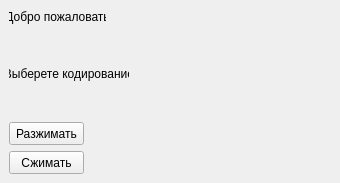
Old version of the form welcome.ui in the repository SlowKiller/RLE_translator.
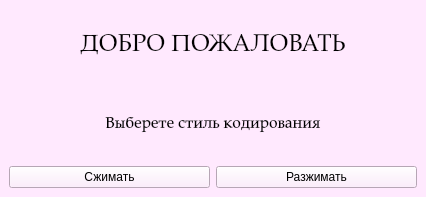
New version of the form.

Commit message: Переписан дизайн окна приветствия

Diff of the .ui file:
```diff
--- a/welcome.ui
+++ b/welcome.ui
@@ -1,16 +1,13 @@
 <?xml version="1.0" encoding="UTF-8"?>
 <ui version="4.0">
- <class>Welcome_Page</class>
- <widget class="QWidget" name="Welcome_Page">
-  <property name="windowModality">
-   <enum>Qt::NonModal</enum>
-  </property>
+ <class>HelloWindow</class>
+ <widget class="QMainWindow" name="HelloWindow">
   <property name="geometry">
    <rect>
     <x>0</x>
     <y>0</y>
-    <width>340</width>
-    <height>183</height>
+    <width>426</width>
+    <height>197</height>
    </rect>
   </property>
   <property name="mouseTracking">
@@ -19,69 +16,510 @@
   <property name="windowTitle">
    <string>Welcome to RTL code translator</string>
   </property>
-  <property name="autoFillBackground">
-   <bool>false</bool>
-  </property>
   <property name="styleSheet">
-   <string notr="true"/>
+   <string notr="true">background-color: rgb(255, 233, 254);</string>
   </property>
-  <widget class="QLabel" name="label_2">
-   <property name="geometry">
-    <rect>
-     <x>9</x>
-     <y>66</y>
-     <width>120</width>
-     <height>16</height>
-    </rect>
-   </property>
-   <property name="text">
-    <string>Выберете кодирование</string>
-   </property>
-   <property name="alignment">
-    <set>Qt::AlignCenter</set>
-   </property>
-  </widget>
-  <widget class="QLabel" name="Welcome_text">
-   <property name="geometry">
-    <rect>
-     <x>9</x>
-     <y>9</y>
-     <width>97</width>
-     <height>16</height>
-    </rect>
-   </property>
-   <property name="text">
-    <string>Добро пожаловать</string>
-   </property>
-   <property name="alignment">
-    <set>Qt::AlignCenter</set>
-   </property>
-  </widget>
-  <widget class="QPushButton" name="Uncode_But">
-   <property name="geometry">
-    <rect>
-     <x>9</x>
-     <y>122</y>
-     <width>75</width>
-     <height>23</height>
-    </rect>
-   </property>
-   <property name="text">
-    <string>Разжимать</string>
-   </property>
-  </widget>
-  <widget class="QPushButton" name="Code_But">
-   <property name="geometry">
-    <rect>
-     <x>9</x>
-     <y>151</y>
-     <width>75</width>
-     <height>23</height>
-    </rect>
-   </property>
-   <property name="text">
-    <string>Сжимать</string>
-   </property>
+  <widget class="QWidget" name="centralwidget">
+   <layout class="QVBoxLayout" name="verticalLayout">
+    <item>
+     <widget class="QLabel" name="Welcome_text">
+      <property name="font">
+       <font>
+        <family>Palatino Linotype</family>
+        <pointsize>18</pointsize>
+       </font>
+      </property>
+      <property name="text">
+       <string>ДОБРО ПОЖАЛОВАТЬ</string>
+      </property>
+      <property name="alignment">
+       <set>Qt::AlignCenter</set>
+      </property>
+     </widget>
+    </item>
+    <item>
+     <widget class="QLabel" name="Choose_text">
+      <property name="font">
+       <font>
+        <family>Palatino Linotype</family>
+        <pointsize>12</pointsize>
+       </font>
+      </property>
+      <property name="text">
+       <string>Выберете стиль кодирования</string>
+      </property>
+      <property name="alignment">
+       <set>Qt::AlignCenter</set>
+      </property>
+     </widget>
+    </item>
+    <item>
+     <layout class="QHBoxLayout" name="horizontalLayout">
+      <item>
+       <widget class="QPushButton" name="Code_But">
+        <property name="palette">
+         <palette>
+          <active>
+           <colorrole role="WindowText">
+            <brush brushstyle="SolidPattern">
+             <color alpha="255">
+              <red>0</red>
+              <green>0</green>
+              <blue>0</blue>
+             </color>
+            </brush>
+           </colorrole>
+           <colorrole role="Button">
+            <brush brushstyle="SolidPattern">
+             <color alpha="255">
+              <red>255</red>
+              <green>255</green>
+              <blue>255</blue>
+             </color>
+            </brush>
+           </colorrole>
+           <colorrole role="Light">
+            <brush brushstyle="SolidPattern">
+             <color alpha="255">
+              <red>255</red>
+              <green>255</green>
+              <blue>255</blue>
+             </color>
+            </brush>
+           </colorrole>
+           <colorrole role="Midlight">
+            <brush brushstyle="SolidPattern">
+             <color alpha="255">
+              <red>255</red>
+              <green>255</green>
+              <blue>255</blue>
+             </color>
+            </brush>
+           </colorrole>
+           <colorrole role="Dark">
+            <brush brushstyle="SolidPattern">
+             <color alpha="255">
+              <red>127</red>
+              <green>127</green>
+              <blue>127</blue>
+             </color>
+            </brush>
+           </colorrole>
+           <colorrole role="Mid">
+            <brush brushstyle="SolidPattern">
+             <color alpha="255">
+              <red>170</red>
+              <green>170</green>
+              <blue>170</blue>
+             </color>
+            </brush>
+           </colorrole>
+           <colorrole role="Text">
+            <brush brushstyle="SolidPattern">
+             <color alpha="255">
+              <red>0</red>
+              <green>0</green>
+              <blue>0</blue>
+             </color>
+            </brush>
+           </colorrole>
+           <colorrole role="BrightText">
+            <brush brushstyle="SolidPattern">
+             <color alpha="255">
+              <red>255</red>
+              <green>255</green>
+              <blue>255</blue>
+             </color>
+            </brush>
+           </colorrole>
+           <colorrole role="ButtonText">
+            <brush brushstyle="SolidPattern">
+             <color alpha="255">
+              <red>0</red>
+              <green>0</green>
+              <blue>0</blue>
+             </color>
+            </brush>
+           </colorrole>
+           <colorrole role="Base">
+            <brush brushstyle="SolidPattern">
+             <color alpha="255">
+              <red>255</red>
+              <green>255</green>
+              <blue>255</blue>
+             </color>
+            </brush>
+           </colorrole>
+           <colorrole role="Window">
+            <brush brushstyle="SolidPattern">
+             <color alpha="255">
+              <red>255</red>
+              <green>255</green>
+              <blue>255</blue>
+             </color>
+            </brush>
+           </colorrole>
+           <colorrole role="Shadow">
+            <brush brushstyle="SolidPattern">
+             <color alpha="255">
+              <red>0</red>
+              <green>0</green>
+              <blue>0</blue>
+             </color>
+            </brush>
+           </colorrole>
+           <colorrole role="AlternateBase">
+            <brush brushstyle="SolidPattern">
+             <color alpha="255">
+              <red>255</red>
+              <green>255</green>
+              <blue>255</blue>
+             </color>
+            </brush>
+           </colorrole>
+           <colorrole role="ToolTipBase">
+            <brush brushstyle="SolidPattern">
+             <color alpha="255">
+              <red>255</red>
+              <green>255</green>
+              <blue>220</blue>
+             </color>
+            </brush>
+           </colorrole>
+           <colorrole role="ToolTipText">
+            <brush brushstyle="SolidPattern">
+             <color alpha="255">
+              <red>0</red>
+              <green>0</green>
+              <blue>0</blue>
+             </color>
+            </brush>
+           </colorrole>
+           <colorrole role="PlaceholderText">
+            <brush brushstyle="SolidPattern">
+             <color alpha="128">
+              <red>0</red>
+              <green>0</green>
+              <blue>0</blue>
+             </color>
+            </brush>
+           </colorrole>
+          </active>
+          <inactive>
+           <colorrole role="WindowText">
+            <brush brushstyle="SolidPattern">
+             <color alpha="255">
+              <red>0</red>
+              <green>0</green>
+              <blue>0</blue>
+             </color>
+            </brush>
+           </colorrole>
+           <colorrole role="Button">
+            <brush brushstyle="SolidPattern">
+             <color alpha="255">
+              <red>255</red>
+              <green>255</green>
+              <blue>255</blue>
+             </color>
+            </brush>
+           </colorrole>
+           <colorrole role="Light">
+            <brush brushstyle="SolidPattern">
+             <color alpha="255">
+              <red>255</red>
+              <green>255</green>
+              <blue>255</blue>
+             </color>
+            </brush>
+           </colorrole>
+           <colorrole role="Midlight">
+            <brush brushstyle="SolidPattern">
+             <color alpha="255">
+              <red>255</red>
+              <green>255</green>
+              <blue>255</blue>
+             </color>
+            </brush>
+           </colorrole>
+           <colorrole role="Dark">
+            <brush brushstyle="SolidPattern">
+             <color alpha="255">
+              <red>127</red>
+              <green>127</green>
+              <blue>127</blue>
+             </color>
+            </brush>
+           </colorrole>
+           <colorrole role="Mid">
+            <brush brushstyle="SolidPattern">
+             <color alpha="255">
+              <red>170</red>
+              <green>170</green>
+              <blue>170</blue>
+             </color>
+            </brush>
+           </colorrole>
+           <colorrole role="Text">
+            <brush brushstyle="SolidPattern">
+             <color alpha="255">
+              <red>0</red>
+              <green>0</green>
+              <blue>0</blue>
+             </color>
+            </brush>
+           </colorrole>
+           <colorrole role="BrightText">
+            <brush brushstyle="SolidPattern">
+             <color alpha="255">
+              <red>255</red>
+              <green>255</green>
+              <blue>255</blue>
+             </color>
+            </brush>
+           </colorrole>
+           <colorrole role="ButtonText">
+            <brush brushstyle="SolidPattern">
+             <color alpha="255">
+              <red>0</red>
+              <green>0</green>
+              <blue>0</blue>
+             </color>
+            </brush>
+           </colorrole>
+           <colorrole role="Base">
+            <brush brushstyle="SolidPattern">
+             <color alpha="255">
+              <red>255</red>
+              <green>255</green>
+              <blue>255</blue>
+             </color>
+            </brush>
+           </colorrole>
+           <colorrole role="Window">
+            <brush brushstyle="SolidPattern">
+             <color alpha="255">
+              <red>255</red>
+              <green>255</green>
+              <blue>255</blue>
+             </color>
+            </brush>
+           </colorrole>
+           <colorrole role="Shadow">
+            <brush brushstyle="SolidPattern">
+             <color alpha="255">
+              <red>0</red>
+              <green>0</green>
+              <blue>0</blue>
+             </color>
+            </brush>
+           </colorrole>
+           <colorrole role="AlternateBase">
+            <brush brushstyle="SolidPattern">
+             <color alpha="255">
+              <red>255</red>
+              <green>255</green>
+              <blue>255</blue>
+             </color>
+            </brush>
+           </colorrole>
+           <colorrole role="ToolTipBase">
+            <brush brushstyle="SolidPattern">
+             <color alpha="255">
+              <red>255</red>
+              <green>255</green>
+              <blue>220</blue>
+             </color>
+            </brush>
+           </colorrole>
+           <colorrole role="ToolTipText">
+            <brush brushstyle="SolidPattern">
+             <color alpha="255">
+              <red>0</red>
+              <green>0</green>
+              <blue>0</blue>
+             </color>
+            </brush>
+           </colorrole>
+           <colorrole role="PlaceholderText">
+            <brush brushstyle="SolidPattern">
+             <color alpha="128">
+              <red>0</red>
+              <green>0</green>
+              <blue>0</blue>
+             </color>
+            </brush>
+           </colorrole>
+          </inactive>
+          <disabled>
+           <colorrole role="WindowText">
+            <brush brushstyle="SolidPattern">
+             <color alpha="255">
+              <red>127</red>
+              <green>127</green>
+              <blue>127</blue>
+             </color>
+            </brush>
+           </colorrole>
+           <colorrole role="Button">
+            <brush brushstyle="SolidPattern">
+             <color alpha="255">
+              <red>255</red>
+              <green>255</green>
+              <blue>255</blue>
+             </color>
+            </brush>
+           </colorrole>
+           <colorrole role="Light">
+            <brush brushstyle="SolidPattern">
+             <color alpha="255">
+              <red>255</red>
+              <green>255</green>
+              <blue>255</blue>
+             </color>
+            </brush>
+           </colorrole>
+           <colorrole role="Midlight">
+            <brush brushstyle="SolidPattern">
+             <color alpha="255">
+              <red>255</red>
+              <green>255</green>
+              <blue>255</blue>
+             </color>
+            </brush>
+           </colorrole>
+           <colorrole role="Dark">
+            <brush brushstyle="SolidPattern">
+             <color alpha="255">
+              <red>127</red>
+              <green>127</green>
+              <blue>127</blue>
+             </color>
+            </brush>
+           </colorrole>
+           <colorrole role="Mid">
+            <brush brushstyle="SolidPattern">
+             <color alpha="255">
+              <red>170</red>
+              <green>170</green>
+              <blue>170</blue>
+             </color>
+            </brush>
+           </colorrole>
+           <colorrole role="Text">
+            <brush brushstyle="SolidPattern">
+             <color alpha="255">
+              <red>127</red>
+              <green>127</green>
+              <blue>127</blue>
+             </color>
+            </brush>
+           </colorrole>
+           <colorrole role="BrightText">
+            <brush brushstyle="SolidPattern">
+             <color alpha="255">
+              <red>255</red>
+              <green>255</green>
+              <blue>255</blue>
+             </color>
+            </brush>
+           </colorrole>
+           <colorrole role="ButtonText">
+            <brush brushstyle="SolidPattern">
+             <color alpha="255">
+              <red>127</red>
+              <green>127</green>
+              <blue>127</blue>
+             </color>
+            </brush>
+           </colorrole>
+           <colorrole role="Base">
+            <brush brushstyle="SolidPattern">
+             <color alpha="255">
+              <red>255</red>
+              <green>255</green>
+              <blue>255</blue>
+             </color>
+            </brush>
+           </colorrole>
+           <colorrole role="Window">
+            <brush brushstyle="SolidPattern">
+             <color alpha="255">
+              <red>255</red>
+              <green>255</green>
+              <blue>255</blue>
+             </color>
+            </brush>
+           </colorrole>
+           <colorrole role="Shadow">
+            <brush brushstyle="SolidPattern">
+             <color alpha="255">
+              <red>0</red>
+              <green>0</green>
+              <blue>0</blue>
+             </color>
+            </brush>
+           </colorrole>
+           <colorrole role="AlternateBase">
+            <brush brushstyle="SolidPattern">
+             <color alpha="255">
+              <red>255</red>
+              <green>255</green>
+              <blue>255</blue>
+             </color>
+            </brush>
+           </colorrole>
+           <colorrole role="ToolTipBase">
+            <brush brushstyle="SolidPattern">
+             <color alpha="255">
+              <red>255</red>
+              <green>255</green>
+              <blue>220</blue>
+             </color>
+            </brush>
+           </colorrole>
+           <colorrole role="ToolTipText">
+            <brush brushstyle="SolidPattern">
+             <color alpha="255">
+              <red>0</red>
+              <green>0</green>
+              <blue>0</blue>
+             </color>
+            </brush>
+           </colorrole>
+           <colorrole role="PlaceholderText">
+            <brush brushstyle="SolidPattern">
+             <color alpha="128">
+              <red>0</red>
+              <green>0</green>
+              <blue>0</blue>
+             </color>
+            </brush>
+           </colorrole>
+          </disabled>
+         </palette>
+        </property>
+        <property name="cursor">
+         <cursorShape>PointingHandCursor</cursorShape>
+        </property>
+        <property name="text">
+         <string>Сжимать</string>
+        </property>
+       </widget>
+      </item>
+      <item>
+       <widget class="QPushButton" name="Uncode_But">
+        <property name="cursor">
+         <cursorShape>PointingHandCursor</cursorShape>
+        </property>
+        <property name="text">
+         <string>Разжимать</string>
+        </property>
+       </widget>
+      </item>
+     </layout>
+    </item>
+   </layout>
   </widget>
  </widget>
  <resources/>
```
Left out of the diff: 3 changed lines with no effect on the pictures. The commit also changes 2 other files.
